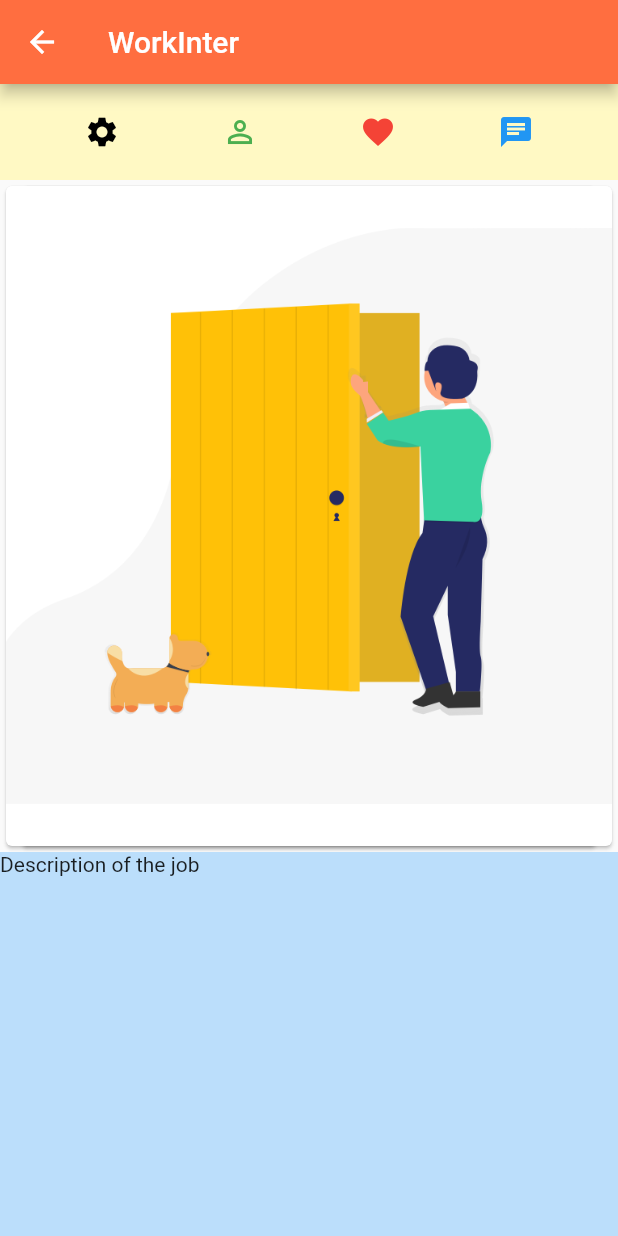
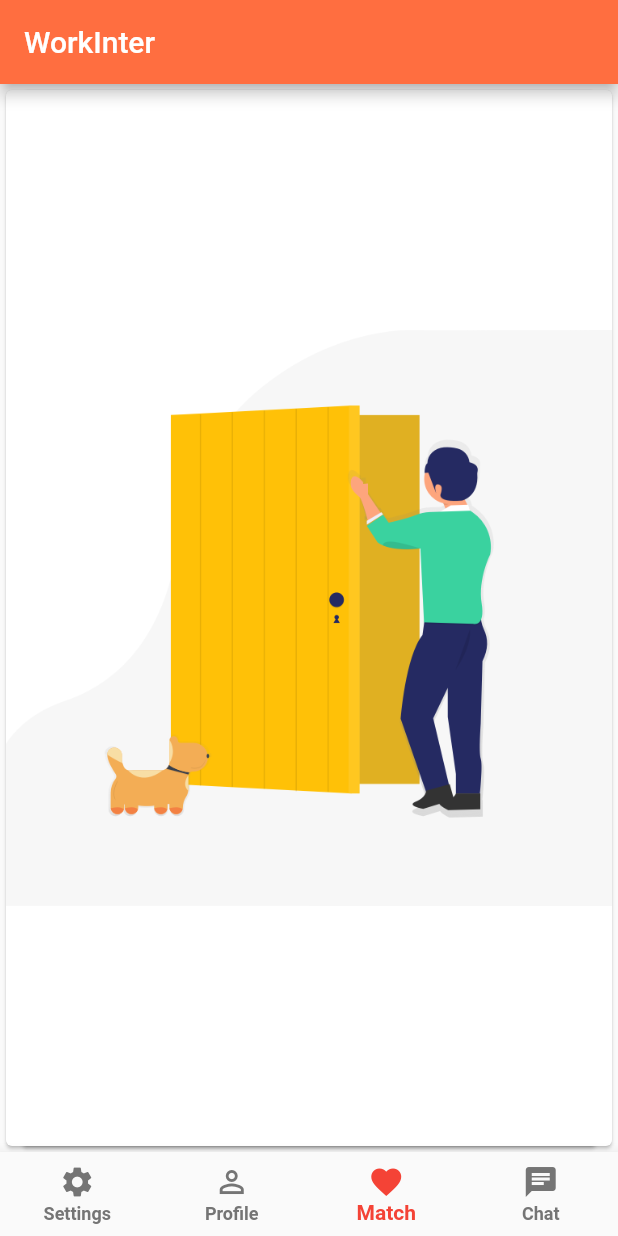
Before and after one commit to rafidashab/flutter-workinter, a Flutter app: the screen it shows after launch, on a phone screen of 412 x 824 dp. Run offline on Flutter 3.47's test engine with Material 2 defaults, Android fonts, the phone set to English and light mode, and no system bars; drawn by our look-alikes of flutter_tindercard.

Commit message:
Improve navigation

```diff
--- a/lib/main.dart
+++ b/lib/main.dart
@@ -6,21 +6,127 @@ import 'package:wi_app/pages/profile.dart';
 import 'package:wi_app/pages/match.dart';
 import 'package:wi_app/pages/chat.dart';
 
-void main() => runApp(App());
+void main() => runApp(MaterialApp(
+      title: 'WorkInter',
+      home: Main(),
+    ));
 
-class App extends StatelessWidget {
+class Main extends StatefulWidget {
+  @override
+  _MainState createState() => _MainState();
+}
+
+class _MainState extends State<Main> {
+  int _selectedIndex = 2;
+  List<Widget> _widgetOptions = <Widget>[
+    Settings(),
+    Profile(),
+    Match(),
+    Chat()
+  ];
+
+  void _onItemTapped(int index) {
+    setState(() {
+      _selectedIndex = index;
+    });
+  }
+
   @override
   Widget build(BuildContext context) {
-    return MaterialApp(
-      title: 'WorkInter',
-      initialRoute: '/match',
-      routes: {
-        '/': (context) => Loading(),
-        '/settings': (context) => Settings(),
-        '/profile': (context) => Profile(),
-        '/match': (context) => Match(),
-        '/chat': (context) => Chat(),
-      }
+    return Scaffold(
+      body: Center(child: _widgetOptions.elementAt(_selectedIndex)),
+      bottomNavigationBar: BottomNavigationBar(
+        selectedItemColor: Colors.red,
+        selectedLabelStyle: TextStyle(fontWeight: FontWeight.w600),
+        unselectedItemColor: Colors.grey.shade600,
+        unselectedLabelStyle: TextStyle(fontWeight: FontWeight.w600),
+        type: BottomNavigationBarType.fixed,
+        items: [
+          BottomNavigationBarItem(
+            icon: Icon(Icons.settings),
+            label: "Settings",
+          ),
+          BottomNavigationBarItem(
+            icon: Icon(Icons.person_outline),
+            label: "Profile",
+          ),
+          BottomNavigationBarItem(
+            icon: Icon(Icons.favorite),
+            label: "Match",
+          ),
+          BottomNavigationBarItem(
+            icon: Icon(Icons.chat),
+            label: "Chat",
+          ),
+        ],
+        currentIndex: _selectedIndex,
+        onTap: _onItemTapped,
+      ),
     );
   }
 }
+
+/// This is the stateful widget that the main application instantiates.
+class MyStatefulWidget extends StatefulWidget {
+  const MyStatefulWidget({key}) : super(key: key);
+
+  @override
+  _MyStatefulWidgetState createState() => _MyStatefulWidgetState();
+}
+
+class _MyStatefulWidgetState extends State<MyStatefulWidget> {
+  int _selectedIndex = 0;
+  static const TextStyle optionStyle =
+      TextStyle(fontSize: 30, fontWeight: FontWeight.bold);
+  static const List<Widget> _widgetOptions = <Widget>[
+    Text(
+      'Index 0: Home',
+      style: optionStyle,
+    ),
+    Text(
+      'Index 1: Business',
+      style: optionStyle,
+    ),
+    Text(
+      'Index 2: School',
+      style: optionStyle,
+    ),
+  ];
+
+  void _onItemTapped(int index) {
+    setState(() {
+      _selectedIndex = index;
+    });
+  }
+
+  @override
+  Widget build(BuildContext context) {
+    return Scaffold(
+      appBar: AppBar(
+        title: const Text('BottomNavigationBar Sample'),
+      ),
+      body: Center(
+        child: _widgetOptions.elementAt(_selectedIndex),
+      ),
+      bottomNavigationBar: BottomNavigationBar(
+        items: const <BottomNavigationBarItem>[
+          BottomNavigationBarItem(
+            icon: Icon(Icons.home),
+            label: 'Home',
+          ),
+          BottomNavigationBarItem(
+            icon: Icon(Icons.business),
+            label: 'Business',
+          ),
+          BottomNavigationBarItem(
+            icon: Icon(Icons.school),
+            label: 'School',
+          ),
+        ],
+        currentIndex: _selectedIndex,
+        selectedItemColor: Colors.amber[800],
+        onTap: _onItemTapped,
+      ),
+    );
+  }
+}
--- a/lib/pages/chat.dart
+++ b/lib/pages/chat.dart
@@ -12,9 +12,7 @@ class Chat extends StatelessWidget {
       body: Center(
         child: Column(
           children: <Widget>[
-            Navigation(),
             Expanded(
-              flex: 11,
               child: Text('Chat Page'),
             )
           ],
--- a/lib/pages/match.dart
+++ b/lib/pages/match.dart
@@ -13,20 +13,8 @@ class Match extends StatelessWidget {
       body: Center(
         child: Column(
           children: <Widget>[
-            Navigation(),
             Expanded(
-              flex: 7,
               child: SwipeCard(),
-            ),
-            Expanded(
-              flex: 4,
-              child: Container(
-                  color: Colors.blue[100],
-                  child: Column(children: [
-                    Row(
-                      children: [Text('Description of the job')],
-                    )
-                  ])),
             ),
           ],
         ),
--- a/lib/pages/profile.dart
+++ b/lib/pages/profile.dart
@@ -12,9 +12,7 @@ class Profile extends StatelessWidget {
       body: Center(
         child: Column(
           children: <Widget>[
-            Navigation(),
             Expanded(
-              flex: 11,
               child: Text('Profile Page'),
             )
           ],
--- a/lib/pages/settings.dart
+++ b/lib/pages/settings.dart
@@ -12,9 +12,7 @@ class Settings extends StatelessWidget {
       body: Center(
         child: Column(
           children: <Widget>[
-            Navigation(),
             Expanded(
-              flex: 11,
               child: Text('Settings Page'),
             )
           ],
```
Also changed, not shown: 1 other file.
